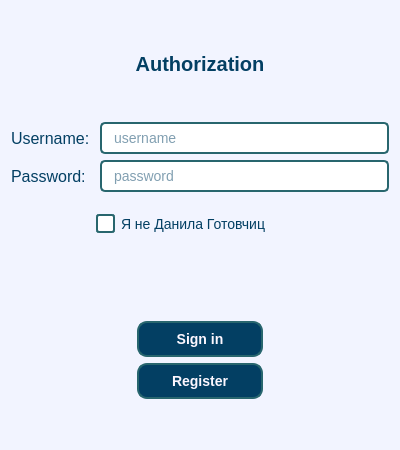
The window that course_work/source/menu/Auth and registration/authorization.ui (R-Kiselev/Lab1) describes before a commit, drawn with Qt 5.
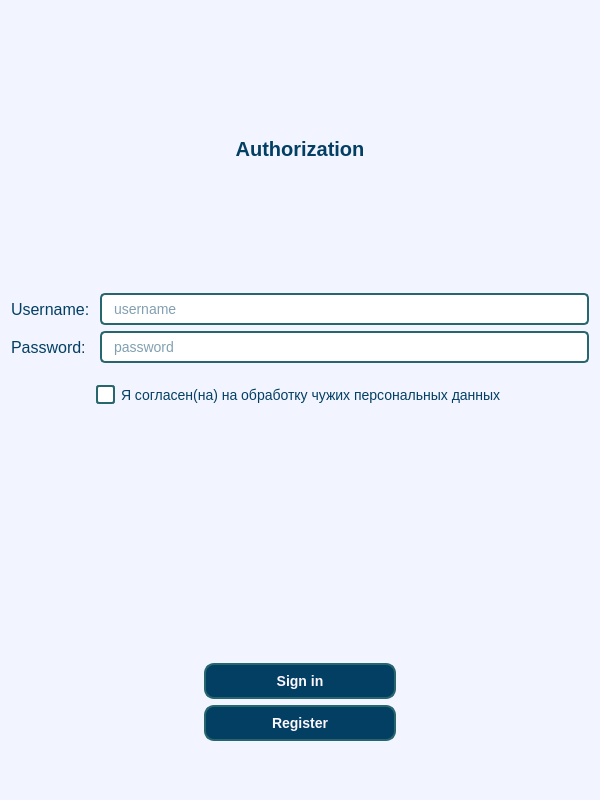
The same window after the commit.

The edit to the form file:
```diff
--- a/course_work/source/menu/Auth and registration/authorization.ui
+++ b/course_work/source/menu/Auth and registration/authorization.ui
@@ -6,8 +6,8 @@
    <rect>
     <x>0</x>
     <y>0</y>
-    <width>400</width>
-    <height>450</height>
+    <width>600</width>
+    <height>800</height>
    </rect>
   </property>
   <property name="windowTitle">
@@ -339,7 +339,7 @@
        <item>
         <widget class="QCheckBox" name="im_not_Misha_check">
          <property name="text">
-          <string>Я не Данила Готовчиц</string>
+          <string>Я согласен(на) на обработку чужих персональных данных</string>
          </property>
         </widget>
        </item>
```
